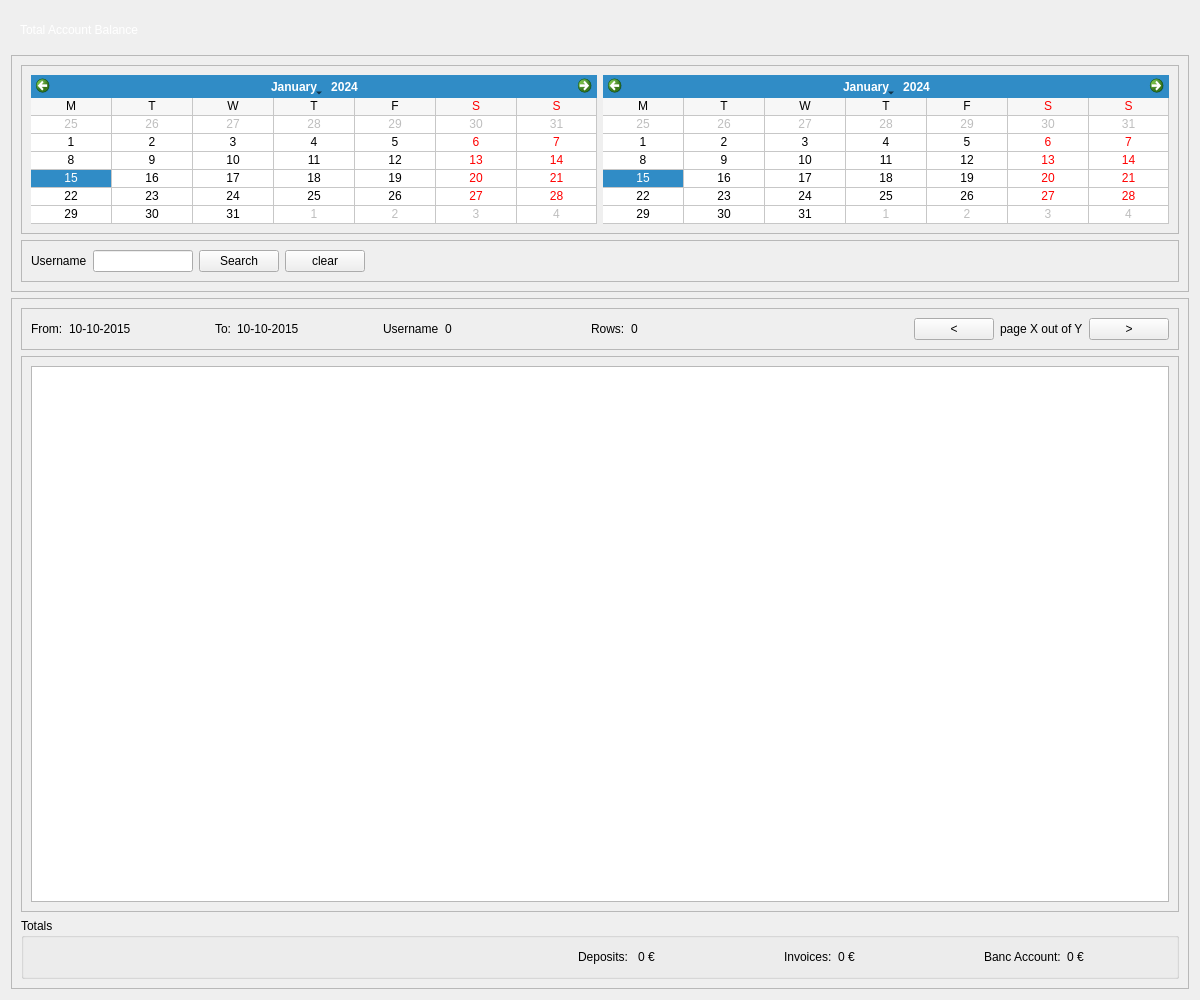
Qt form penyamanager/admin/accountbalanceview.ui (eguzki/penyamanager) before a commit.
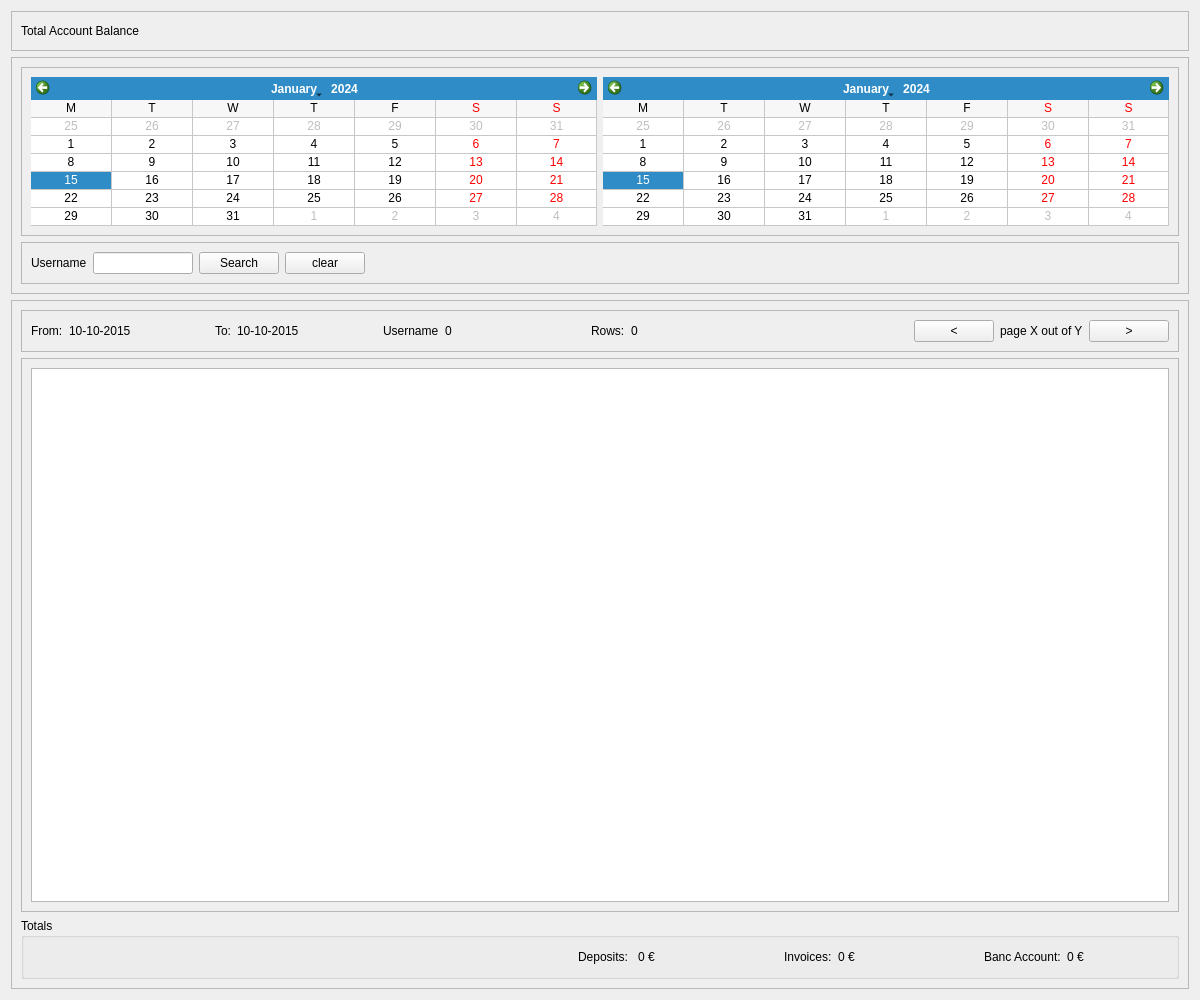
The same form after that commit.

What changed in the file:
```diff
--- a/penyamanager/admin/accountbalanceview.ui
+++ b/penyamanager/admin/accountbalanceview.ui
@@ -14,7 +14,7 @@
    <string>Form</string>
   </property>
   <property name="styleSheet">
-   <string notr="true">#topFrame {
+   <string notr="true">/*#topFrame {
 border: none;
 background: qlineargradient(x1: 0, y1: 0, x2: 0, y2: 1,
 stop: 0 #a6a6a6, stop: 0.08 #7f7f7f,
@@ -53,7 +53,7 @@
 fx: 0.4, fy: -0.1,
 radius: 1.35, stop: 0 #fff, stop: 1 #ddd);
 }
-</string>
+*/</string>
   </property>
   <layout class="QVBoxLayout" name="verticalLayout">
    <item>
```
